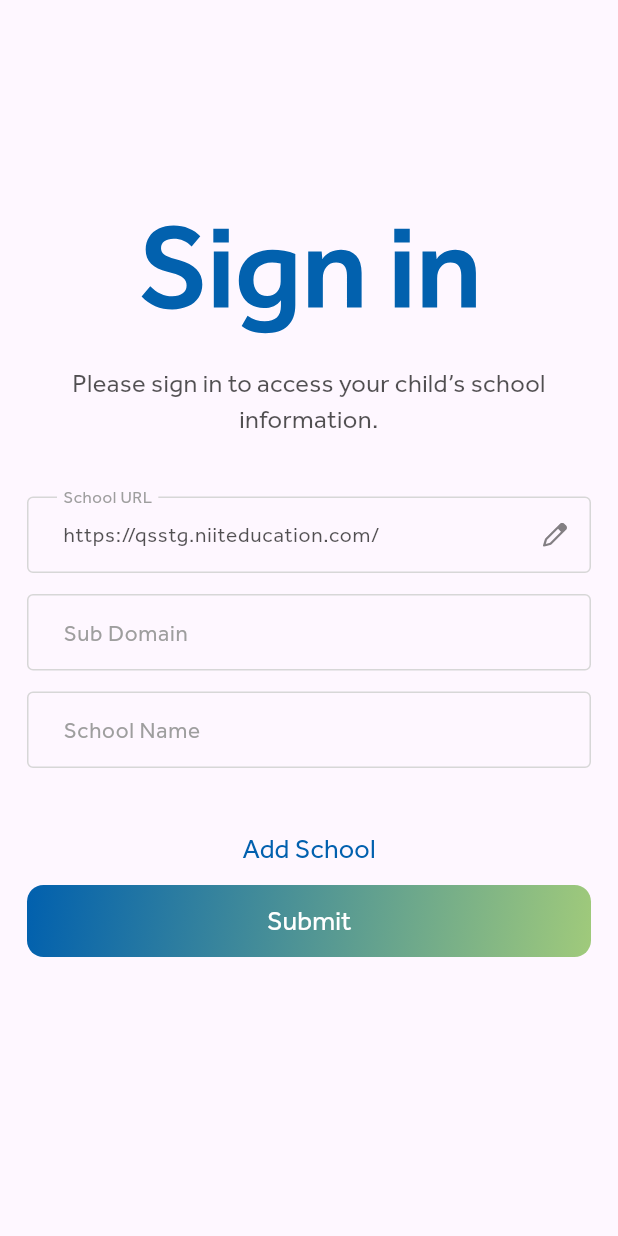
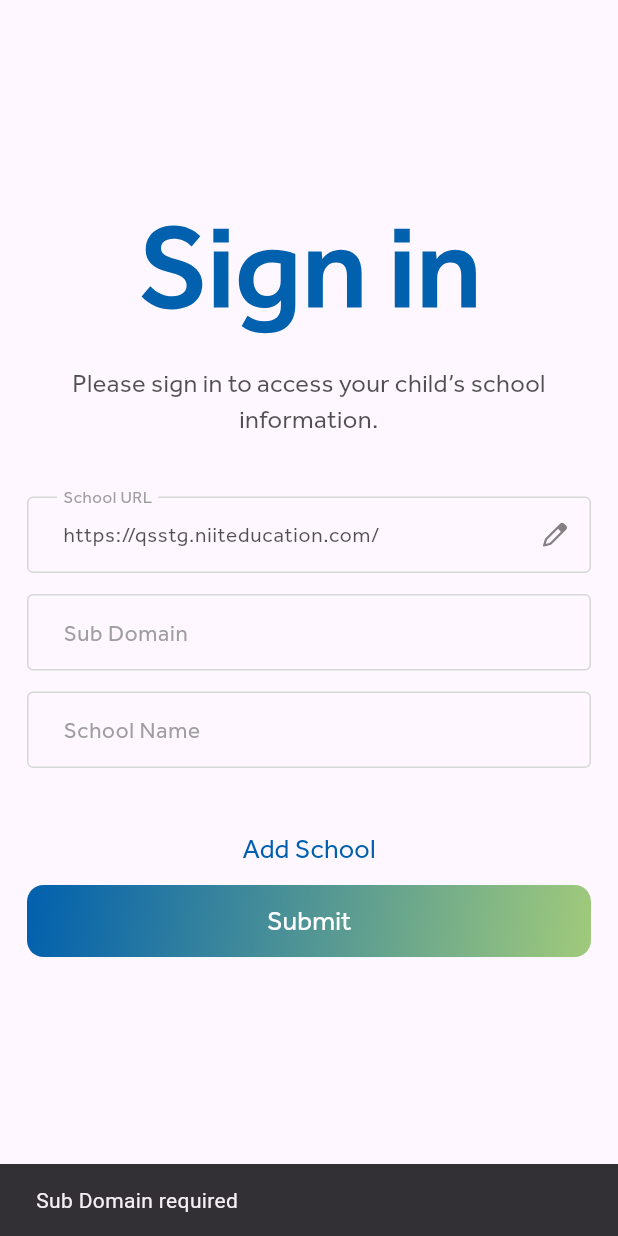
Before and after one commit to kaviraj-thakurr/Nguru, a Flutter app: the screen it shows after launch, after a tap on "Add School", on a phone screen of 412 x 824 dp. Run offline on Flutter 3.47's test engine with Material 3 defaults, Android fonts, the phone set to English and light mode, and no system bars; our stand-ins replace bloc, dio, equatable, firebase_core, firebase_messaging, fl_chart and 15 more; missing offline and left inert: cr_file_saver, flutter_downloader, razorpay_flutter; accounts and stored records are empty; network calls fail; project files that could hold a hidden picture were left out.

```diff
--- a/lib/screens/addschool/addSchool_screen.dart
+++ b/lib/screens/addschool/addSchool_screen.dart
@@ -223,15 +223,21 @@ class _AddSchoolState extends State<AddSchool> {
                   visible: !widget.isAddSchoolScreen,
                   child: TextButton(
                     onPressed: () {
-                      _validateSchoolUrl;
-                      _validateSubDomain;
-                      _validateSchoolName;
-                      // Navigator.push(
-                      //     context,
-                      //     MaterialPageRoute(
-                      //       builder: (context) =>
-                      //           const AddSchool(isAddSchoolScreen: true),
-                      //     ));
+                      String errorMessage = '';
+                          if (schoolUrlController.text.isEmpty) {
+                            errorMessage = MyStrings.enterSchoolUrl;
+                          } else if (subdomainController.text.isEmpty) {
+                            errorMessage = MyStrings.subDomainRequired;
+                          } else if (_validateSchoolName(
+                                  schoolNameController.text) !=
+                              null) {
+                            errorMessage = MyStrings.schoolNameRequired;
+                          }
+                          ScaffoldMessenger.of(context).showSnackBar(
+                            SnackBar(
+                              content: Text(errorMessage),
+                            ),
+                          );
                     },
                     child: Text(
                       MyStrings.add,
--- a/lib/screens/calendar_screen.dart
+++ b/lib/screens/calendar_screen.dart
@@ -55,10 +55,7 @@ class _CalendarScreenState extends State<CalendarScreen> {
       children: [
         Image.asset(MyAssets.background_2),
         Padding(
-            padding: const EdgeInsets.all(8),
-            child: SizedBox(
-              height: MediaQuery.of(context).size.height * 1,
-              width: double.infinity,
+            padding: const EdgeInsets.all(18),
             child: Column(
               children: [
                 20.heightBox,
@@ -161,7 +158,6 @@ class _CalendarScreenState extends State<CalendarScreen> {
                   height: MediaQuery.of(context).size.height * 0.03,
                 ),
               ],
-              ),
             )),
       ],
     ));
--- a/lib/services/end_url.dart
+++ b/lib/services/end_url.dart
@@ -105,4 +105,9 @@ class EndUrl{
 // STUDENT PROFILE
    static const String myProfileGetDetail = "MyProfile/GetDetail";
 
+
+
+   // notification on off
+   static const String notificationSet = "Notification/Set";
+
 }
--- a/lib/utils/app_strings.dart
+++ b/lib/utils/app_strings.dart
@@ -29,6 +29,7 @@ class MyStrings {
   static const String appName = "Nguru";
   static const String transport = "Transport";
   static const String schoolNameRequired = "School Name required";
+  static const String subDomainRequired = "Sub Domain required";
   static const String add = "Add School";
   static const String submit = "Submit";
   static const String needHelp = "Need help?";
```
Also changed, not shown: lib/logic/push_notification/push_notification_cubit.dart (+9 -2 lines), lib/logic/setting_screen/setting_screen_cubit.dart (+7 -2 lines), lib/repo/api_calls.dart (+11 -15 lines), lib/screens/activity_screen.dart (+8 -19 lines), lib/screens/dashboard_screen.dart (+5 -13 lines), lib/screens/infirmary_screen.dart (+5 -5 lines), lib/screens/login/login_screen.dart (+51 -5 lines), lib/screens/settings/setting_screen.dart (+4 -7 lines), lib/utils/shared_prefrences/shared_prefrences.dart (+19 -1 lines). Lines whose indentation alone changed are shown as unchanged.
